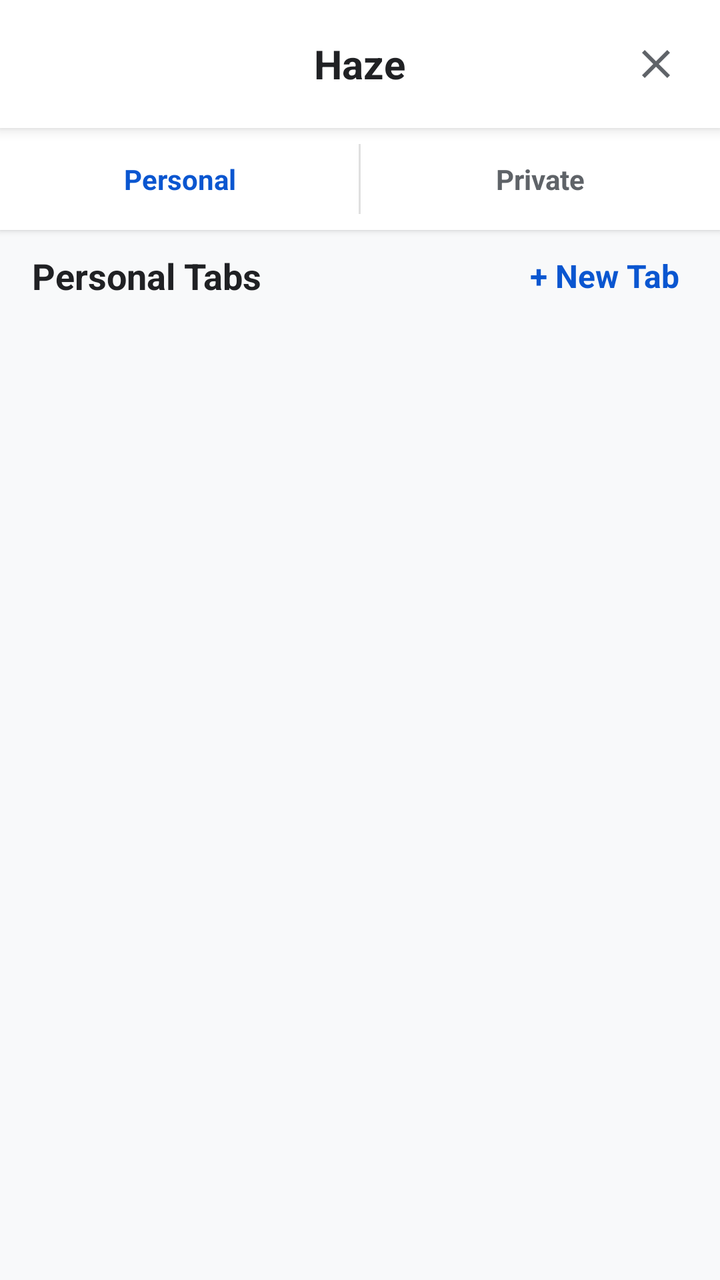
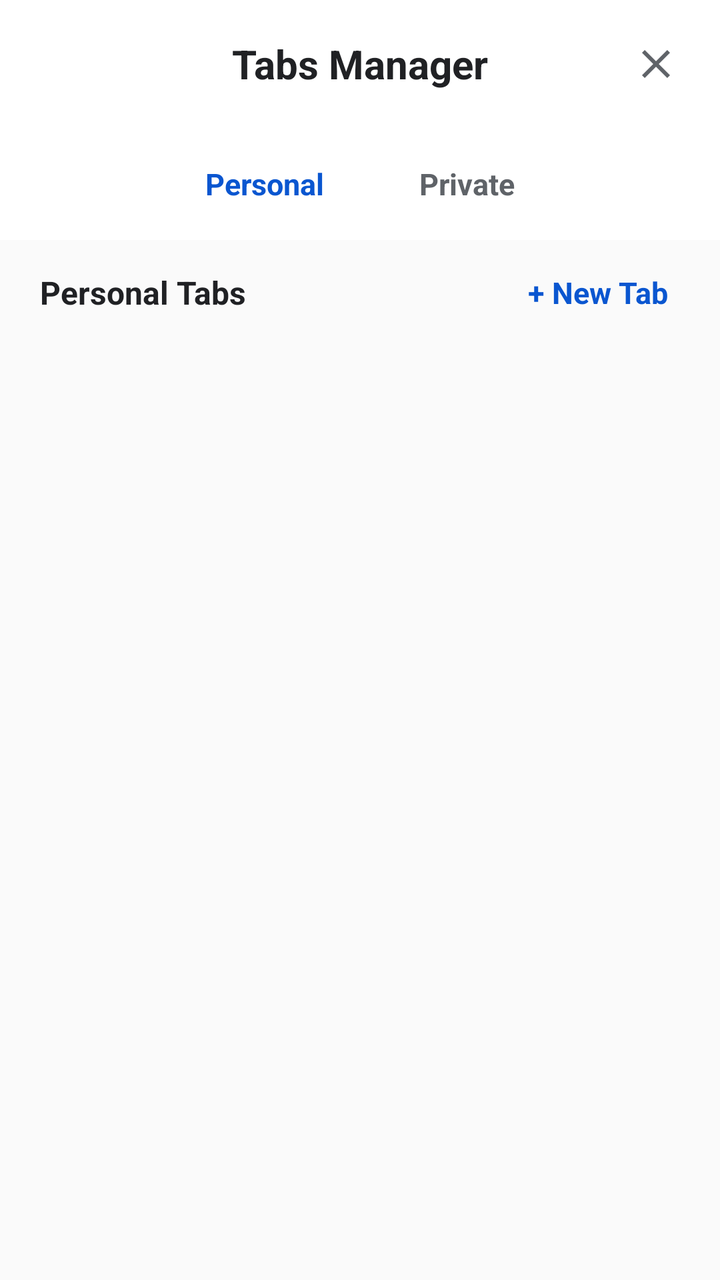

An Android layout rendered at two revisions. The XML below is the earlier revision; the diff shows what the commit changed to produce the second picture.
<!-- AndroidManifest.xml: application theme Theme.Haze -->
<!-- res/layout/layout_full_screen_tabs.xml -->
<?xml version="1.0" encoding="utf-8"?>
<LinearLayout xmlns:android="http://schemas.android.com/apk/res/android"
    android:layout_width="match_parent"
    android:layout_height="match_parent"
    android:orientation="vertical"
    android:background="#F8F9FA">

    
    <RelativeLayout
        android:layout_width="match_parent"
        android:layout_height="wrap_content"
        android:padding="16dp"
        android:background="#FFFFFF"
        android:elevation="4dp">
        <TextView
            android:layout_width="wrap_content"
            android:layout_height="wrap_content"
            android:text="@string/app_name"
            android:textSize="20sp"
            android:textStyle="bold"
            android:textColor="#202124"
            android:layout_centerInParent="true"/>
        <ImageButton
            android:id="@+id/btnCloseTabs"
            android:layout_width="32dp"
            android:layout_height="32dp"
            android:layout_alignParentEnd="true"
            android:background="?attr/selectableItemBackgroundBorderless"
            android:src="@drawable/ic_close"
            android:contentDescription="Close" />
    </RelativeLayout>

    
    <LinearLayout
        android:layout_width="match_parent"
        android:layout_height="wrap_content"
        android:orientation="horizontal"
        android:background="#FFFFFF"
        android:elevation="2dp">

        <TextView
            android:id="@+id/btnTogglePersonal"
            android:layout_width="0dp"
            android:layout_height="wrap_content"
            android:layout_weight="1"
            android:gravity="center"
            android:padding="16dp"
            android:text="Personal"
            android:textColor="#0A56D0"
            android:textStyle="bold"
            android:background="?attr/selectableItemBackground" />

        <View android:layout_width="1dp" android:layout_height="match_parent" android:layout_marginTop="8dp" android:layout_marginBottom="8dp" android:background="#E0E0E0" />

        <TextView
            android:id="@+id/btnTogglePrivate"
            android:layout_width="0dp"
            android:layout_height="wrap_content"
            android:layout_weight="1"
            android:gravity="center"
            android:padding="16dp"
            android:text="Private"
            android:textColor="#5F6368"
            android:textStyle="bold"
            android:background="?attr/selectableItemBackground" />
    </LinearLayout>

    
    <RelativeLayout
        android:layout_width="match_parent"
        android:layout_height="wrap_content"
        android:paddingStart="16dp"
        android:paddingEnd="16dp"
        android:paddingTop="12dp"
        android:paddingBottom="4dp">
        <TextView
            android:id="@+id/tvCurrentModeLabel"
            android:layout_width="wrap_content"
            android:layout_height="wrap_content"
            android:text="Personal Tabs"
            android:textSize="18sp"
            android:textStyle="bold"
            android:textColor="#202124"
            android:layout_centerVertical="true"/>
        <TextView
            android:id="@+id/btnNewTabAction"
            android:layout_width="wrap_content"
            android:layout_height="wrap_content"
            android:layout_alignParentEnd="true"
            android:layout_centerVertical="true"
            android:text="+ New Tab"
            android:textColor="#0A56D0"
            android:textSize="16sp"
            android:textStyle="bold"
            android:padding="4dp"
            android:background="?attr/selectableItemBackground"/>
    </RelativeLayout>

    
    <androidx.recyclerview.widget.RecyclerView
        android:id="@+id/rvActiveTabs"
        android:layout_width="match_parent"
        android:layout_height="match_parent"
        android:padding="16dp"
        android:clipToPadding="false"/>
</LinearLayout>
<!-- resources referenced by this layout -->
<resources>
  <!-- drawable ic_close (drawable) -->
  <vector xmlns:android="http://schemas.android.com/apk/res/android"
      android:width="24dp"
      android:height="24dp"
      android:viewportWidth="24"
      android:viewportHeight="24">
      <path
          android:fillColor="#5F6368"
          android:pathData="M19,6.41L17.59,5 12,10.59 6.41,5 5,6.41 10.59,12 5,17.59 6.41,19 12,13.41 17.59,19 19,17.59 13.41,12 19,6.41z"/>
  </vector>
  <string name="app_name">Haze</string>
  <style name="Theme.Haze" parent="Base.Theme.Haze" />
  <style name="Base.Theme.Haze" parent="Theme.Material3.DayNight.NoActionBar">
          
          
      </style>
</resources>

<!-- the commit's change to res/layout/layout_full_screen_tabs.xml (unified diff, before → after) -->
@@ -3,23 +3,24 @@
     android:layout_width="match_parent"
     android:layout_height="match_parent"
     android:orientation="vertical"
-    android:background="#F8F9FA">
+    android:background="#FAFAFA">
 
     
     <RelativeLayout
         android:layout_width="match_parent"
         android:layout_height="wrap_content"
         android:padding="16dp"
-        android:background="#FFFFFF"
-        android:elevation="4dp">
+        android:background="#FFFFFF">
+
         <TextView
             android:layout_width="wrap_content"
             android:layout_height="wrap_content"
-            android:text="@string/app_name"
+            android:text="Tabs Manager"
             android:textSize="20sp"
             android:textStyle="bold"
             android:textColor="#202124"
             android:layout_centerInParent="true"/>
+
         <ImageButton
             android:id="@+id/btnCloseTabs"
             android:layout_width="32dp"
@@ -34,54 +35,66 @@
     <LinearLayout
         android:layout_width="match_parent"
         android:layout_height="wrap_content"
-        android:orientation="horizontal"
-        android:background="#FFFFFF"
-        android:elevation="2dp">
+        android:gravity="center"
+        android:paddingTop="8dp"
+        android:paddingBottom="8dp"
+        android:background="#FFFFFF">
 
-        <TextView
-            android:id="@+id/btnTogglePersonal"
-            android:layout_width="0dp"
-            android:layout_height="wrap_content"
-            android:layout_weight="1"
-            android:gravity="center"
-            android:padding="16dp"
-            android:text="Personal"
-            android:textColor="#0A56D0"
-            android:textStyle="bold"
-            android:background="?attr/selectableItemBackground" />
+        <LinearLayout
+            android:layout_width="wrap_content"
+            android:layout_height="40dp"
+            android:orientation="horizontal"
+            android:gravity="center">
 
-        <View android:layout_width="1dp" android:layout_height="match_parent" android:layout_marginTop="8dp" android:layout_marginBottom="8dp" android:background="#E0E0E0" />
+            <TextView
+                android:id="@+id/btnTogglePersonal"
+                android:layout_width="wrap_content"
+                android:layout_height="match_parent"
+                android:gravity="center"
+                android:paddingStart="24dp"
+                android:paddingEnd="24dp"
+                android:text="Personal"
+                android:textColor="#0A56D0"
+                android:textSize="15sp"
+                android:textStyle="bold"
+                android:clickable="true"
+                android:focusable="true"/>
 
-        <TextView
-            android:id="@+id/btnTogglePrivate"
-            android:layout_width="0dp"
-            android:layout_height="wrap_content"
-            android:layout_weight="1"
-            android:gravity="center"
-            android:padding="16dp"
-            android:text="Private"
-            android:textColor="#5F6368"
-            android:textStyle="bold"
-            android:background="?attr/selectableItemBackground" />
+            <TextView
+                android:id="@+id/btnTogglePrivate"
+                android:layout_width="wrap_content"
+                android:layout_height="match_parent"
+                android:gravity="center"
+                android:paddingStart="24dp"
+                android:paddingEnd="24dp"
+                android:text="Private"
+                android:textColor="#5F6368"
+                android:textSize="15sp"
+                android:textStyle="bold"
+                android:clickable="true"
+                android:focusable="true"/>
+        </LinearLayout>
     </LinearLayout>
 
     
     <RelativeLayout
         android:layout_width="match_parent"
         android:layout_height="wrap_content"
-        android:paddingStart="16dp"
-        android:paddingEnd="16dp"
+        android:paddingStart="20dp"
+        android:paddingEnd="20dp"
         android:paddingTop="12dp"
-        android:paddingBottom="4dp">
+        android:paddingBottom="8dp">
+
         <TextView
             android:id="@+id/tvCurrentModeLabel"
             android:layout_width="wrap_content"
             android:layout_height="wrap_content"
             android:text="Personal Tabs"
-            android:textSize="18sp"
+            android:textSize="16sp"
             android:textStyle="bold"
             android:textColor="#202124"
             android:layout_centerVertical="true"/>
+
         <TextView
             android:id="@+id/btnNewTabAction"
             android:layout_width="wrap_content"
@@ -90,9 +103,9 @@
             android:layout_centerVertical="true"
             android:text="+ New Tab"
             android:textColor="#0A56D0"
-            android:textSize="16sp"
+            android:textSize="15sp"
             android:textStyle="bold"
-            android:padding="4dp"
+            android:padding="6dp"
             android:background="?attr/selectableItemBackground"/>
     </RelativeLayout>
 
@@ -101,6 +114,7 @@
         android:id="@+id/rvActiveTabs"
         android:layout_width="match_parent"
         android:layout_height="match_parent"
-        android:padding="16dp"
+        android:paddingStart="16dp"
+        android:paddingEnd="16dp"
         android:clipToPadding="false"/>
 </LinearLayout>
<!-- resource entries referenced after the edit -->
@@ -10,7 +10,6 @@
           android:fillColor="#5F6368"
           android:pathData="M19,6.41L17.59,5 12,10.59 6.41,5 5,6.41 10.59,12 5,17.59 6.41,19 12,13.41 17.59,19 19,17.59 13.41,12 19,6.41z"/>
   </vector>
-  <string name="app_name">Haze</string>
   <style name="Theme.Haze" parent="Base.Theme.Haze" />
   <style name="Base.Theme.Haze" parent="Theme.Material3.DayNight.NoActionBar">
           
